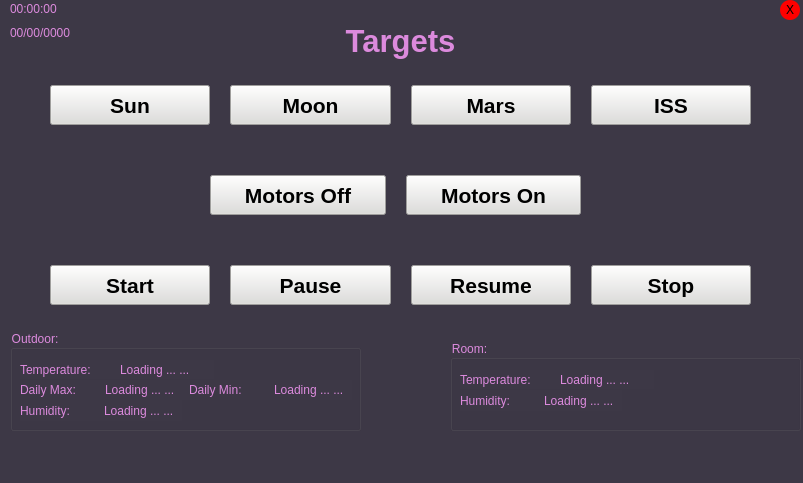
First picture: the form in qt_gui/Pointee/pointee.ui, repository LHypersonicMonkeyJ/piPointingTurret, before the edit.
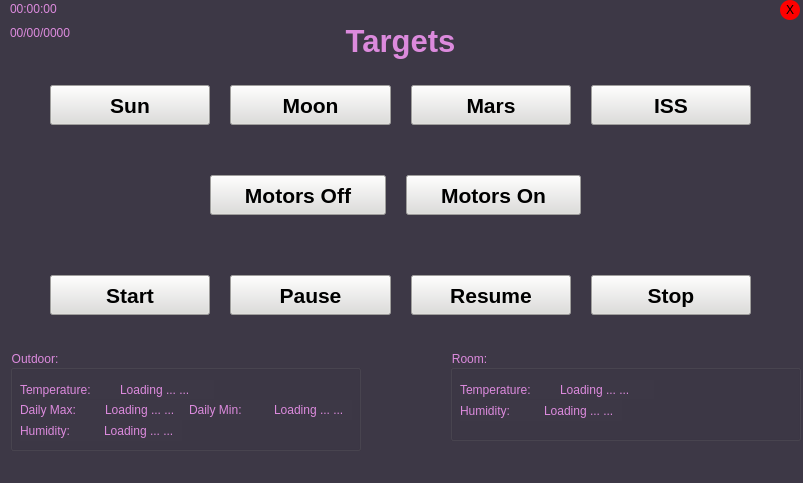
Second picture: the form after the edit.

Commit message: ui: adjusted the item locations

```diff
--- a/qt_gui/Pointee/pointee.ui
+++ b/qt_gui/Pointee/pointee.ui
@@ -291,7 +291,7 @@
     <property name="geometry">
      <rect>
       <x>50</x>
-      <y>250</y>
+      <y>260</y>
       <width>701</width>
       <height>71</height>
      </rect>
@@ -398,7 +398,7 @@
     <property name="geometry">
      <rect>
       <x>10</x>
-      <y>330</y>
+      <y>350</y>
       <width>351</width>
       <height>101</height>
      </rect>
@@ -524,7 +524,7 @@
     <property name="geometry">
      <rect>
       <x>450</x>
-      <y>340</y>
+      <y>350</y>
       <width>351</width>
       <height>91</height>
      </rect>
```
